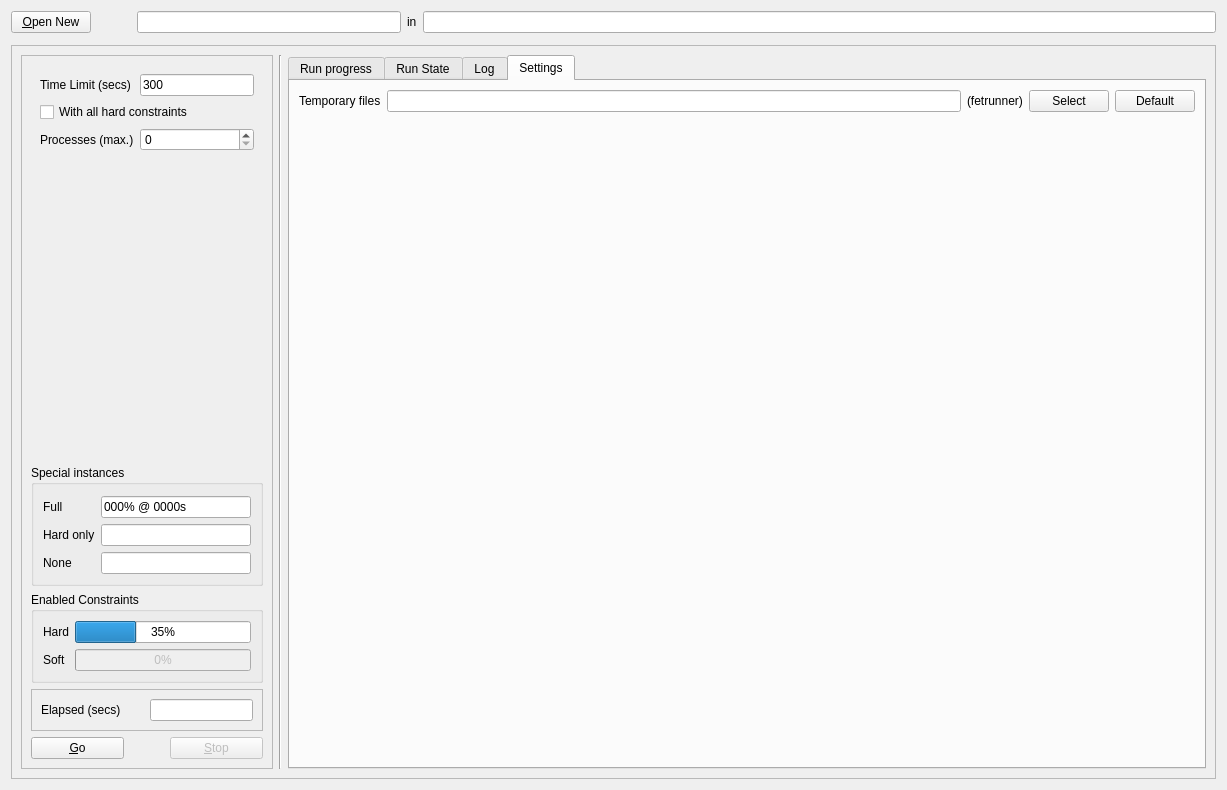
gradgrind/fetrunner, file gui/mainwindow.ui: the form before one commit.
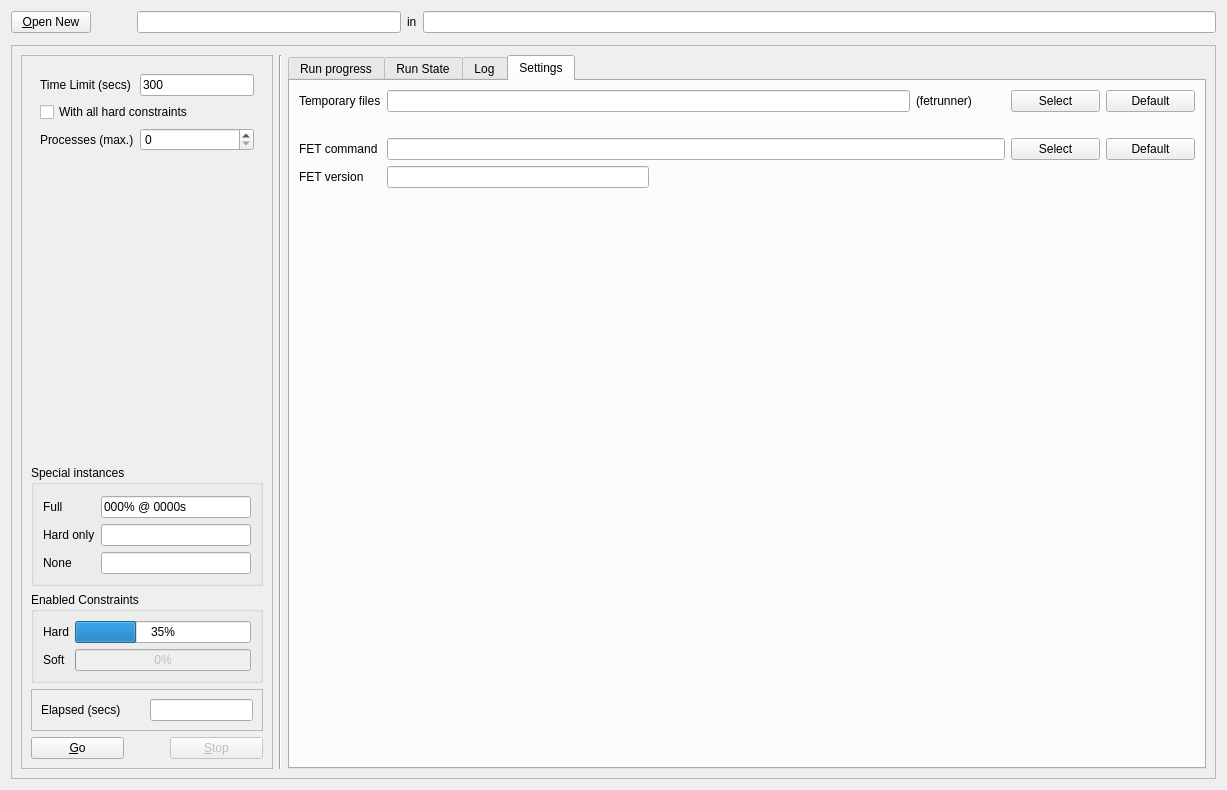
The form after the commit. The open tabs and pages were chosen to show the change.

Commit message: Tweaks to FET-path handling

What changed in the file:
```diff
--- a/gui/mainwindow.ui
+++ b/gui/mainwindow.ui
@@ -967,17 +967,15 @@
          <attribute name="title">
           <string>Settings</string>
          </attribute>
-         <layout class="QVBoxLayout" name="verticalLayout_6">
-          <item>
-           <layout class="QHBoxLayout" name="horizontalLayout_4">
-            <item>
+         <layout class="QGridLayout" name="gridLayout_4">
+          <item row="0" column="0">
              <widget class="QLabel" name="label_2">
               <property name="text">
                <string>Temporary files</string>
               </property>
              </widget>
             </item>
-            <item>
+          <item row="0" column="1">
              <widget class="QLineEdit" name="tmp_dir">
               <property name="toolTip">
                <string>Folder for temporary files, preferably RAM-drive (or other in-memory &quot;device&quot;)</string>
@@ -987,30 +985,109 @@
               </property>
              </widget>
             </item>
-            <item>
+          <item row="0" column="2">
              <widget class="QLabel" name="tmp_dir_name">
               <property name="text">
                <string notr="true">(fetrunner)</string>
               </property>
              </widget>
             </item>
-            <item>
+          <item row="0" column="3">
              <widget class="QPushButton" name="select_tmp_dir">
               <property name="text">
                <string>Select</string>
               </property>
              </widget>
             </item>
-            <item>
+          <item row="0" column="4">
              <widget class="QPushButton" name="default_tmp_dir">
               <property name="text">
                <string>Default</string>
               </property>
              </widget>
             </item>
+          <item row="1" column="0">
+           <spacer name="verticalSpacer_3">
+            <property name="orientation">
+             <enum>Qt::Orientation::Vertical</enum>
+            </property>
+            <property name="sizeType">
+             <enum>QSizePolicy::Policy::Fixed</enum>
+            </property>
+            <property name="sizeHint" stdset="0">
+             <size>
+              <width>20</width>
+              <height>20</height>
+             </size>
+            </property>
+           </spacer>
+          </item>
+          <item row="2" column="0">
+           <widget class="QLabel" name="label_4">
+            <property name="text">
+             <string>FET command</string>
+            </property>
+           </widget>
+          </item>
+          <item row="2" column="3">
+           <widget class="QPushButton" name="select_fet_path">
+            <property name="text">
+             <string>Select</string>
+            </property>
+           </widget>
+          </item>
+          <item row="2" column="4">
+           <widget class="QPushButton" name="default_fet_path">
+            <property name="text">
+             <string>Default</string>
+            </property>
+           </widget>
+          </item>
+          <item row="3" column="0">
+           <widget class="QLabel" name="label_12">
+            <property name="text">
+             <string>FET version</string>
+            </property>
+           </widget>
+          </item>
+          <item row="3" column="1">
+           <layout class="QHBoxLayout" name="horizontalLayout_4">
+            <item>
+             <widget class="QLineEdit" name="fet_version">
+              <property name="readOnly">
+               <bool>true</bool>
+              </property>
+             </widget>
+            </item>
+            <item>
+             <spacer name="horizontalSpacer_3">
+              <property name="orientation">
+               <enum>Qt::Orientation::Horizontal</enum>
+              </property>
+              <property name="sizeHint" stdset="0">
+               <size>
+                <width>40</width>
+                <height>20</height>
+               </size>
+              </property>
+             </spacer>
+            </item>
            </layout>
           </item>
-          <item>
+          <item row="3" column="2" colspan="3">
+           <spacer name="horizontalSpacer_6">
+            <property name="orientation">
+             <enum>Qt::Orientation::Horizontal</enum>
+            </property>
+            <property name="sizeHint" stdset="0">
+             <size>
+              <width>279</width>
+              <height>20</height>
+             </size>
+            </property>
+           </spacer>
+          </item>
+          <item row="4" column="0">
            <spacer name="verticalSpacer_2">
             <property name="orientation">
              <enum>Qt::Orientation::Vertical</enum>
@@ -1023,6 +1100,13 @@
             </property>
            </spacer>
           </item>
+          <item row="2" column="1" colspan="2">
+           <widget class="QLineEdit" name="fet_path">
+            <property name="readOnly">
+             <bool>true</bool>
+            </property>
+           </widget>
+          </item>
          </layout>
         </widget>
        </widget>
```
Lines whose indentation alone changed are shown as unchanged. The commit also changes 7 other files.
